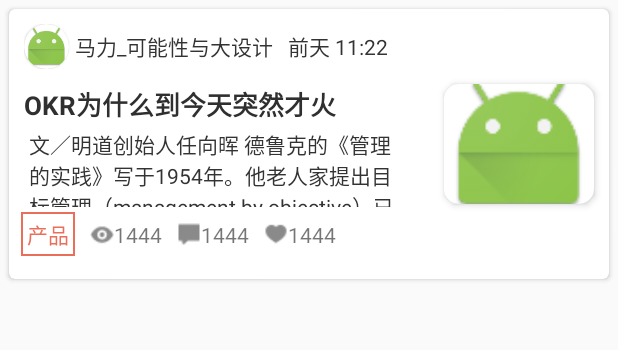
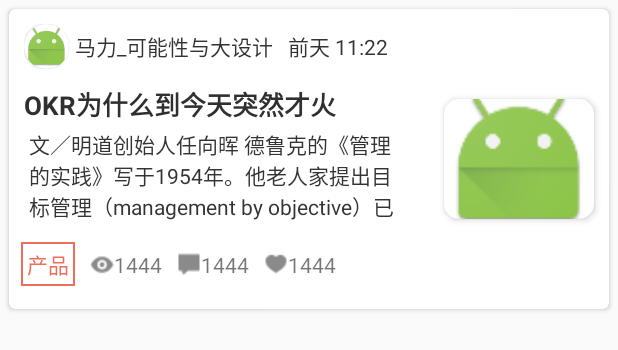
Before and after one commit to xiaweizi/jsoupJianshuDemo, an Android app: the layout item_home.xml on its own in the app's theme, with its tools: preview values and no code run, on a phone screen of 412 x 824 dp. Shown: the top 350 px of the screen. Run offline under Robolectric (Android 15) with nearby library versions, the phone set to English and light mode, and no system bars.

Commit message:
调整一下布局，完善代码

```diff
--- a/app/src/main/AndroidManifest.xml
+++ b/app/src/main/AndroidManifest.xml
@@ -6,8 +6,8 @@
 
     <application
         android:allowBackup="true"
-        android:icon="@mipmap/ic_launcher"
-        android:label="@string/app_name"
+        android:icon="@mipmap/icon"
+        android:label="简"
         android:supportsRtl="true"
         android:theme="@style/AppTheme">
         <activity
--- a/app/src/main/java/com/xiaweizi/jianshu/JianshuAdapter.java
+++ b/app/src/main/java/com/xiaweizi/jianshu/JianshuAdapter.java
@@ -36,6 +36,8 @@ public class JianshuAdapter extends BaseQuickAdapter<JianshuBean, BaseViewHolder
                 .setText(R.id.tv_talk, bean.getTalkNum())
                 .setText(R.id.tv_like, bean.getLikeNum())
                 .addOnClickListener(R.id.iv_primary)
+                .addOnClickListener(R.id.tv_content)
+                .addOnClickListener(R.id.tv_title)
                 .addOnClickListener(R.id.tv_collectTag)
                 .addOnClickListener(R.id.iv_avatar)
                 .addOnClickListener(R.id.tv_author);
--- a/app/src/main/res/layout/item_home.xml
+++ b/app/src/main/res/layout/item_home.xml
@@ -10,7 +10,7 @@
     <RelativeLayout
         android:id="@+id/ll_jianshu"
         android:layout_width="match_parent"
-        android:layout_height="180dp"
+        android:layout_height="200dp"
         android:background="?attr/selectableItemBackground">
 
         <LinearLayout
```
Also changed, not shown: app/src/main/java/com/xiaweizi/jianshu/MainActivity.java (+7 -3 lines), app/src/main/res/mipmap-xxxhdpi/icon.png (added).
